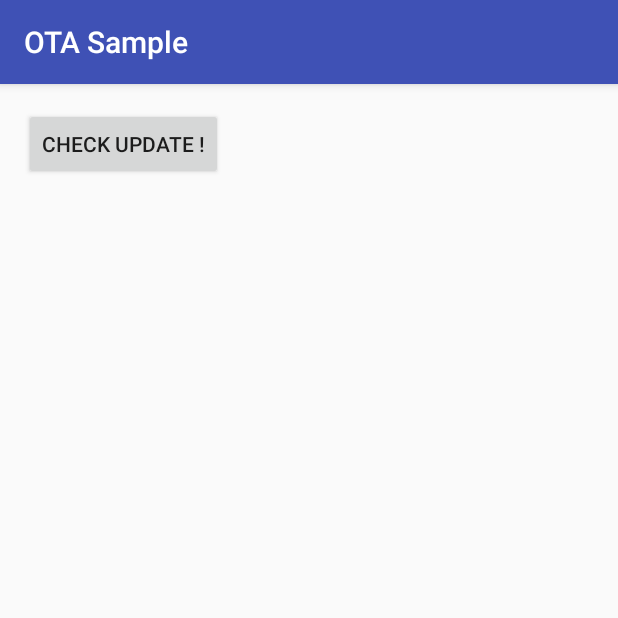
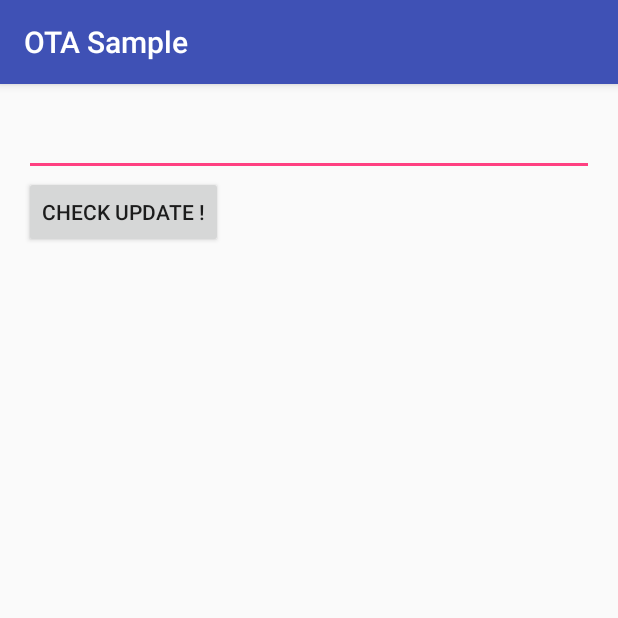
Before and after one commit to barracksiot/android-client, an Android app: the screen it shows after launch (CheckUpdateActivity), after a tap on "CHECK UPDATE !", on a phone screen of 412 x 824 dp, the top half of it. Run offline under Robolectric (Android 15) with nearby library versions, the phone set to English and light mode, and no system bars; 1 statement that could not run was skipped.

Commit message:
Updated sample to allow specifying a version.

```diff
--- a/ota_sample/src/main/java/io/barracks/ota/sample/CheckUpdateActivity.java
+++ b/ota_sample/src/main/java/io/barracks/ota/sample/CheckUpdateActivity.java
@@ -18,9 +18,10 @@ package io.barracks.ota.sample;
 
 import android.os.Bundle;
 import android.support.v7.app.AppCompatActivity;
-import android.util.Log;
 import android.view.View;
 import android.widget.Button;
+import android.widget.EditText;
+import android.widget.Toast;
 
 import io.barracks.ota.client.api.UpdateCheckRequest;
 import io.barracks.ota.client.api.UpdateCheckResponse;
@@ -32,12 +33,14 @@ public class CheckUpdateActivity extends AppCompatActivity {
     private static final String TAG = CheckUpdateActivity.class.getSimpleName();
     private UpdateCheckHelper helper;
     private Button check;
+    private EditText version;
 
     @Override
     protected void onCreate(Bundle savedInstanceState) {
         super.onCreate(savedInstanceState);
         setContentView(R.layout.activity_check_update);
         check = (Button) findViewById(R.id.btn_check);
+        version = (EditText) findViewById(R.id.version);
     }
 
     @Override
@@ -47,17 +50,17 @@ public class CheckUpdateActivity extends AppCompatActivity {
         helper.bind(this, new UpdateCheckCallback() {
             @Override
             public void onUpdateAvailable(UpdateCheckResponse response) {
-                Log.d(TAG, "Update available: " + response.getVersionId());
+                Toast.makeText(CheckUpdateActivity.this, "Update available: " + response.getVersionId(), Toast.LENGTH_SHORT).show();
             }
 
             @Override
             public void onUpdateUnavailable() {
-                Log.d(TAG, "Update unavailable");
+                Toast.makeText(CheckUpdateActivity.this, "Update unavailable", Toast.LENGTH_SHORT).show();
             }
 
             @Override
             public void onUpdateRequestError(Throwable t) {
-                Log.e(TAG, "Update check failed", t);
+                Toast.makeText(CheckUpdateActivity.this, "Update check failed " + t.getMessage(), Toast.LENGTH_SHORT).show();
             }
         });
         check.setOnClickListener(
@@ -65,7 +68,12 @@ public class CheckUpdateActivity extends AppCompatActivity {
                     @Override
                     public void onClick(View v) {
                         helper.requestUpdate(
-                                new UpdateCheckRequest.Builder().build()
+                                new UpdateCheckRequest.Builder()
+                                        .versionId(version.getText().toString())
+                                        .apiKey("deadbeef")
+                                        .unitId("bond007")
+                                        .baseUrl("http://integration-01.barracks.io/")
+                                        .build()
                         );
                     }
                 }
--- a/ota_sample/src/main/res/layout/activity_check_update.xml
+++ b/ota_sample/src/main/res/layout/activity_check_update.xml
@@ -24,9 +24,16 @@
     android:paddingTop="@dimen/activity_vertical_margin"
     tools:context="io.barracks.ota.sample.CheckUpdateActivity">
 
+    <EditText
+        android:id="@+id/version"
+        android:layout_width="match_parent"
+        android:layout_height="wrap_content"
+        android:inputType="text" />
+
     <Button
         android:id="@+id/btn_check"
         android:layout_width="wrap_content"
         android:layout_height="wrap_content"
+        android:layout_below="@+id/version"
         android:text="@string/check_update" />
 </RelativeLayout>
```
